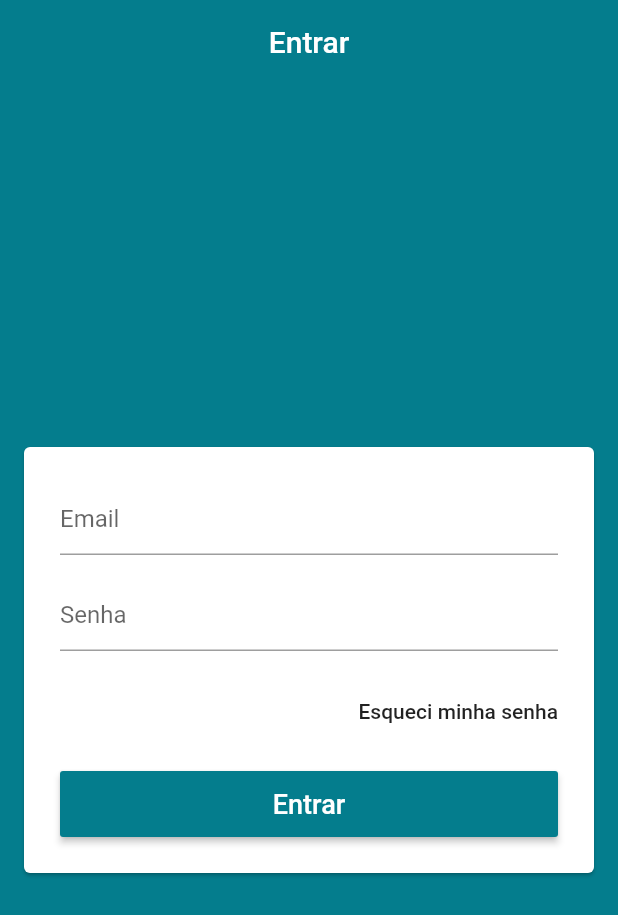
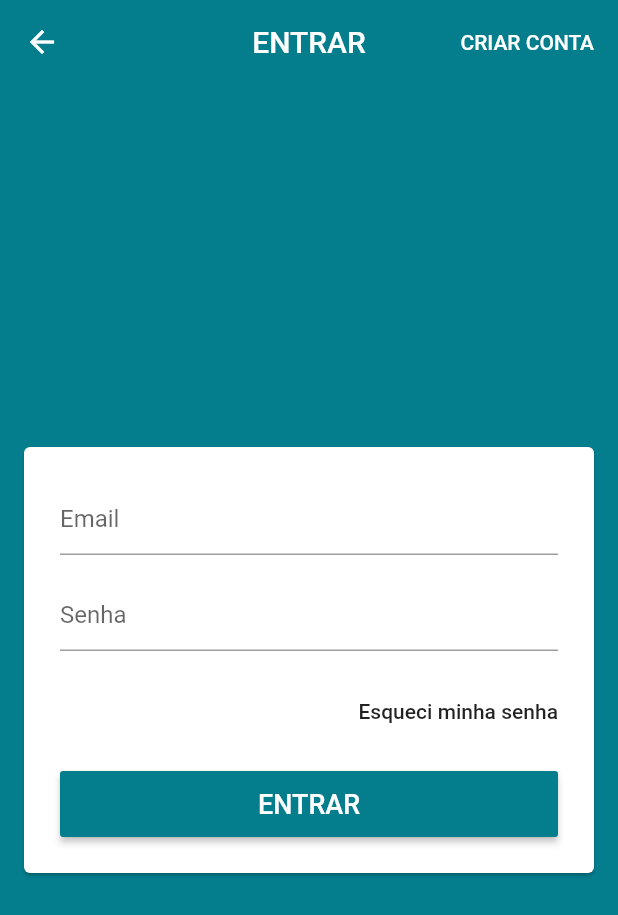
Before and after one commit to lmbaldi/loja_virtual, a Flutter app: the screen it shows after launch, on a phone screen of 412 x 824 dp. Shown: the top 915 px of the screen. Run offline on Flutter 3.47's test engine with Material 2 defaults, Android fonts, the phone set to English and light mode, and no system bars; our stand-ins replace firebase_auth; accounts and stored records are empty.

Commit message:
creating the registration screen

```diff
--- a/lib/helpers/i18n/strings/en_us.dart
+++ b/lib/helpers/i18n/strings/en_us.dart
@@ -1,29 +1,33 @@
 import 'translations.dart';
+  String get order => 'My orders';
 
 class EnUs implements Translations {
   //labels
+  String get addAccount => 'CREATE AN ACCOUNT';
+  String get email => 'Email';
+  String get enter => 'ENTER';
+  String get errorEmailAlreadyInUse => 'E-mail is already being used in another account.';
+  String get errorInvalidCredential => 'Your email is invalid.';
+  String get errorInvalidEmail => 'Your email is invalid';
+  String get errorLogin => 'Login failed. ';
+  String get errorOperationNotAllowed => 'Operation not allowed.';
+  String get errorTooManyRequests => 'Too many requests. Try again later.';
+  String get errorUserNotFound => 'There is no user with this email.';
+  String get errorUserDisable => 'This user has been disabled.';
+  String get errorUndefined => 'An undefined error has occurred.';
+  String get errorWeakPassword => 'Your password is too weak.';
+  String get errorWrongPassword => 'Your password is incorrect.';
+  String get fullName => 'Full name';
+  String get forgetPassword => 'I forgot my password';
+  String get invalidEmail => 'Invalid email';
+  String get invalidPassword => 'Invalid password';
+  String get order => 'Order';
+  String get password => 'Password';
+  String get products => 'Products';
+  String get repeatPassword => 'Repeat the password';
   String get start => 'Start';
-  String get products => 'Products';
-  String get order => 'My orders';
   String get store => 'Store';
-  String get enter => 'Enter';
-  String get password => 'Password';
-  String get email => 'Email';
-  String get forgetPassword => 'I forgot my password';
-  String get invalidPassword => 'Invalid password';
-  String get invalidEmail => 'Invalid email';
   String get typeLoginEmail => 'Type the login(email)';
   String get typePassword => 'Type the password';
-  String get errorWeakPassword => 'Your password is too weak.';
-  String get errorInvalidEmail => 'Your email is invalid';
-  String get errorEmailAlreadyInUse => 'E-mail is already being used in another account.';
-  String get errorInvalidCredential => 'Your email is invalid.';
-  String get errorWrongPassword => 'Your password is incorrect.';
-  String get errorUserNotFound => 'There is no user with this email.';
-  String get errorUserDisable => 'This user has been disabled.';
-  String get errorTooManyRequests => 'Too many requests. Try again later.';
-  String get errorOperationNotAllowed => 'Operation not allowed.';
-  String get errorUndefined => 'An undefined error has occurred.';
-  String get errorLogin => 'Login failed. ';
 
 }
--- a/lib/helpers/i18n/strings/pt_br.dart
+++ b/lib/helpers/i18n/strings/pt_br.dart
@@ -2,27 +2,30 @@ import 'translations.dart';
 
 class PtBr implements Translations {
   //labels
+  String get addAccount => 'CRIAR CONTA';
+  String get email => 'Email';
+  String get enter => 'ENTRAR';
+  String get errorEmailAlreadyInUse => 'E-mail já está sendo utilizado em outra conta.';
+  String get errorInvalidCredential => 'Seu e-mail é inválido.';
+  String get errorInvalidEmail => 'Seu e-mail é inválido.';
+  String get errorLogin => 'Falha no login. ';
+  String get errorOperationNotAllowed => 'Operação não permitida.';
+  String get errorTooManyRequests => 'Muitas solicitações. Tente novamente mais tarde.';
+  String get errorUndefined => 'Um erro indefinido ocorreu.';
+  String get errorUserDisable => 'Este usuário foi desabilitado.';
+  String get errorUserNotFound => 'Não há usuário com este e-mail.';
+  String get errorWeakPassword => 'Sua senha é muito fraca.';
+  String get errorWrongPassword => 'Sua senha está incorreta.';
+  String get fullName => 'Nome completo';
+  String get forgetPassword => 'Esqueci minha senha';
+  String get invalidEmail => 'Email inválido';
+  String get invalidPassword => 'Senha inválida';
+  String get order => 'Meu pedido';
+  String get password => 'Senha';
+  String get products => 'Produtos';
+  String get repeatPassword => 'Repita a senha';
   String get start => 'Início';
-  String get products => 'Produtos';
-  String get order => 'Meu pedido';
   String get store => 'Loja';
-  String get enter => 'Entrar';
-  String get password => 'Senha';
-  String get email => 'Email';
-  String get forgetPassword => 'Esqueci minha senha';
-  String get invalidPassword => 'Senha inválida';
-  String get invalidEmail => 'Email inválido';
   String get typeLoginEmail => 'Digite o login(email)';
   String get typePassword => 'Digite a senha';
-  String get errorWeakPassword => 'Sua senha é muito fraca.';
-  String get errorInvalidEmail => 'Seu e-mail é inválido.';
-  String get errorEmailAlreadyInUse => 'E-mail já está sendo utilizado em outra conta.';
-  String get errorInvalidCredential => 'Seu e-mail é inválido.';
-  String get errorWrongPassword => 'Sua senha está incorreta.';
-  String get errorUserNotFound => 'Não há usuário com este e-mail.';
-  String get errorUserDisable => 'Este usuário foi desabilitado.';
-  String get errorTooManyRequests => 'Muitas solicitações. Tente novamente mais tarde.';
-  String get errorOperationNotAllowed => 'Operação não permitida.';
-  String get errorUndefined => 'Um erro indefinido ocorreu.';
-  String get errorLogin => 'Falha no login. ';
 }
--- a/lib/helpers/i18n/strings/translations.dart
+++ b/lib/helpers/i18n/strings/translations.dart
@@ -1,26 +1,29 @@
 abstract class Translations {
   //labels
+  String get addAccount;
+  String get email;
+  String get enter;
+  String get errorEmailAlreadyInUse;
+  String get errorInvalidEmail;
+  String get errorInvalidCredential;
+  String get errorLogin;
+  String get errorOperationNotAllowed;
+  String get errorTooManyRequests;
+  String get errorWeakPassword;
+  String get errorWrongPassword;
+  String get errorUndefined;
+  String get errorUserDisable;
+  String get errorUserNotFound;
+  String get forgetPassword;
+  String get fullName;
+  String get invalidEmail;
+  String get invalidPassword;
+  String get order;
+  String get password;
+  String get products;
+  String get repeatPassword;
   String get start;
-  String get products;
-  String get order;
   String get store;
-  String get enter;
-  String get password;
-  String get forgetPassword;
-  String get email;
-  String get invalidPassword;
-  String get invalidEmail;
   String get typeLoginEmail;
   String get typePassword;
-  String get errorWeakPassword;
-  String get errorInvalidEmail;
-  String get errorEmailAlreadyInUse;
-  String get errorInvalidCredential;
-  String get errorWrongPassword;
-  String get errorUserNotFound;
-  String get errorUserDisable;
-  String get errorTooManyRequests;
-  String get errorOperationNotAllowed;
-  String get errorUndefined;
-  String get errorLogin;
 }
--- a/lib/screens/login/login_screen.dart
+++ b/lib/screens/login/login_screen.dart
@@ -17,6 +17,17 @@ class LoginScreen extends StatelessWidget {
       appBar: AppBar(
         title: Text(R.string.enter),
         centerTitle: true,
+        actions: [
+          FlatButton(
+           onPressed: (){
+             Navigator.of(context).pushReplacementNamed('/signup');
+           },
+           child: Text(
+             R.string.addAccount,
+             style: TextStyle(fontSize: 14, color: Colors.white),
+           ),
+          )
+        ],
       ),
       body: Center(
         child: Card(
@@ -50,9 +61,7 @@ class LoginScreen extends StatelessWidget {
                       child: TextFormField(
                         controller: passwordController,
                         enabled: !userManager.loading,
-                        decoration:
-                            InputDecoration(hintText: R.string.password),
-                        keyboardType: TextInputType.emailAddress,
+                        decoration: InputDecoration(hintText: R.string.password),
                         autocorrect: false,
                         obscureText: true,
                         validator: (password) {
@@ -69,6 +78,9 @@ class LoginScreen extends StatelessWidget {
                       child: SizedBox(
                         height: 44,
                         child: RaisedButton(
+                          textColor: Colors.white,
+                          color: Theme.of(context).primaryColor,
+                          disabledColor:Theme.of(context).primaryColor.withAlpha(100),
                           onPressed: userManager.loading
                               ? null
                               : () {
@@ -93,10 +105,7 @@ class LoginScreen extends StatelessWidget {
                                         });
                                   }
                                 },
-                          color: Theme.of(context).primaryColor,
-                          disabledColor:
-                              Theme.of(context).primaryColor.withAlpha(100),
-                          textColor: Colors.white,
+
                           child: userManager.loading
                               ? CircularProgressIndicator(
                                   valueColor: AlwaysStoppedAnimation(Colors.white),
--- a/lib/screens/screens.dart
+++ b/lib/screens/screens.dart
@@ -1,2 +1,3 @@
 export 'base/base.dart';
 export 'login/login.dart';
+export 'signup/signup_screen.dart';
```
Also changed, not shown: lib/main.dart (+10 -1 lines), lib/screens/signup/signup_screen.dart (added, +71 -0 lines).
